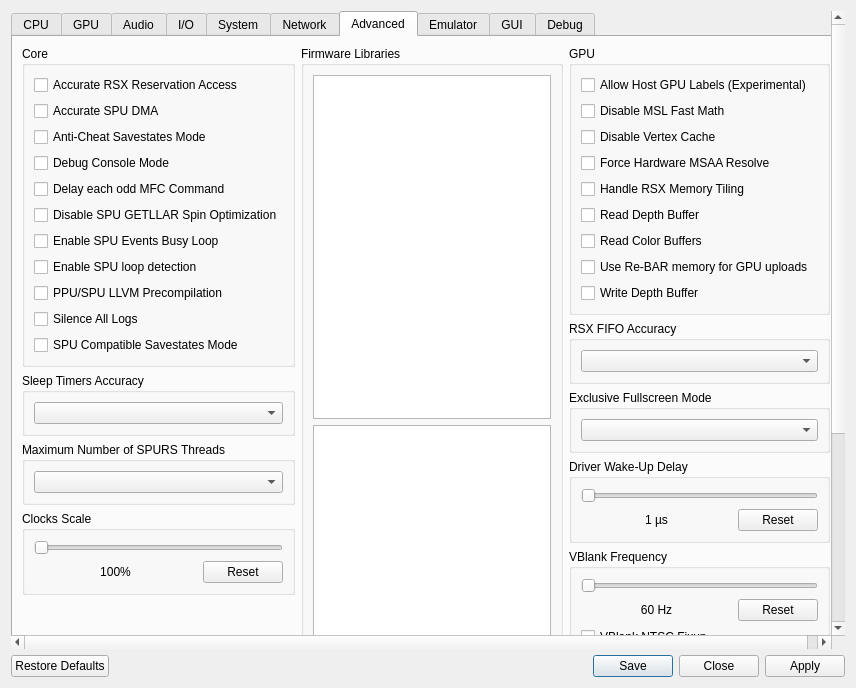
First picture: the form in rpcs3/rpcs3qt/settings_dialog.ui, repository kd-11/rpcs3, before the edit.
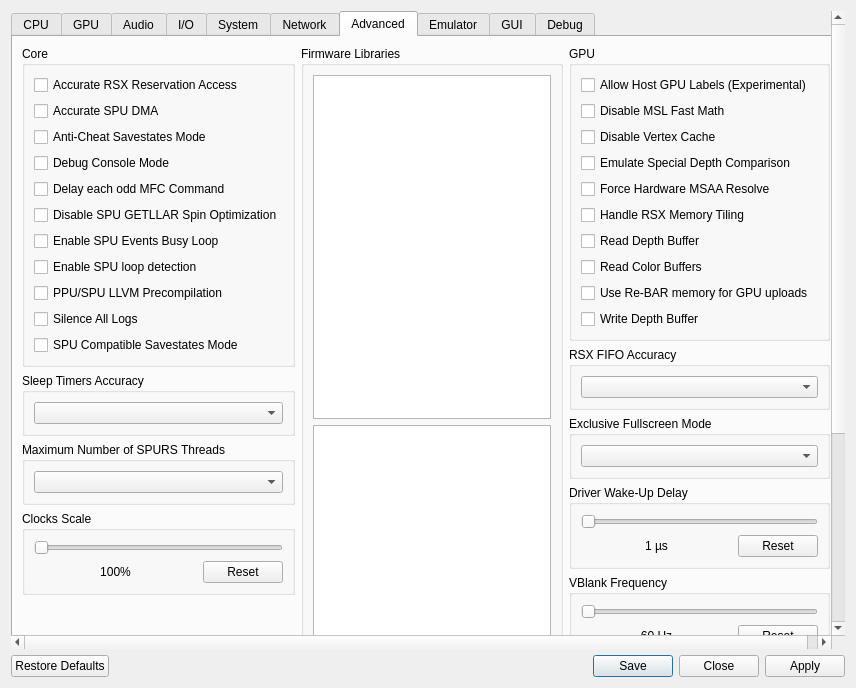
Second picture: the form after the edit. The open tabs and pages were chosen to show the change. Icons and pictures are not drawn.

Commit message: rsx/qt: Add depth compare emulation to the advanced tab

The edit to the form file:
```diff
--- a/rpcs3/rpcs3qt/settings_dialog.ui
+++ b/rpcs3/rpcs3qt/settings_dialog.ui
@@ -2727,6 +2727,13 @@
                  </property>
                 </widget>
                </item>
+               <item>
+                <widget class="QCheckBox" name="emulateDepthCompare">
+                 <property name="text">
+                  <string>Emulate Special Depth Comparison</string>
+                 </property>
+                </widget>
+               </item>
                <item>
                 <widget class="QCheckBox" name="forceHwMSAAResolve">
                  <property name="text">
```
The commit also changes 6 other files.
